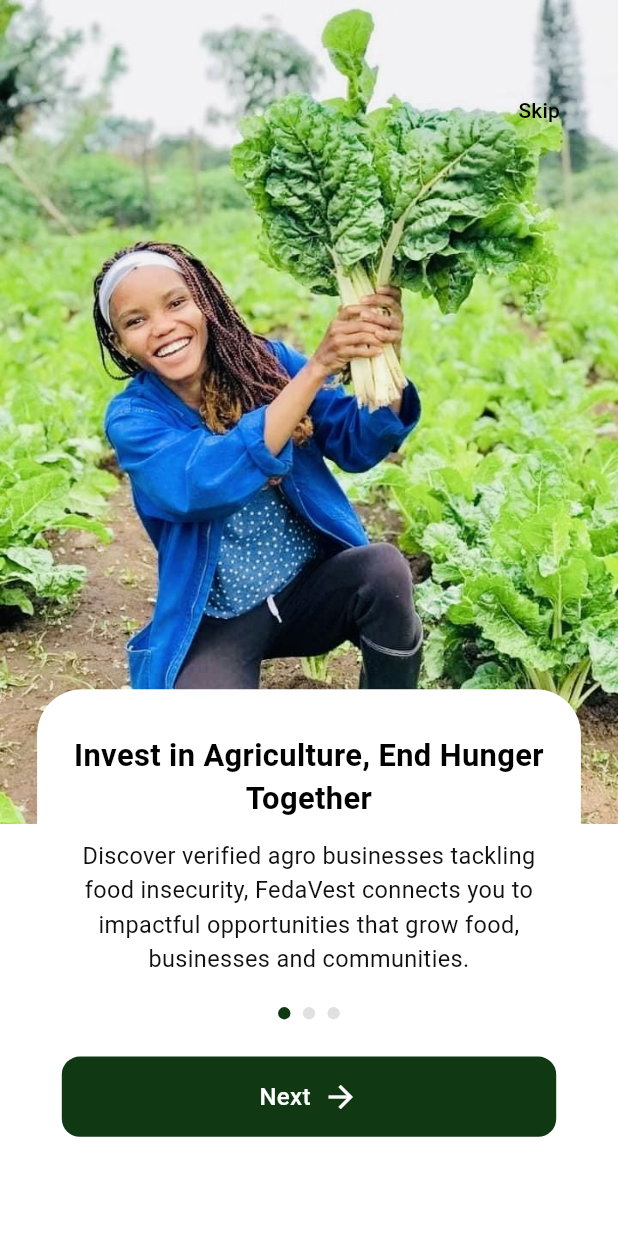
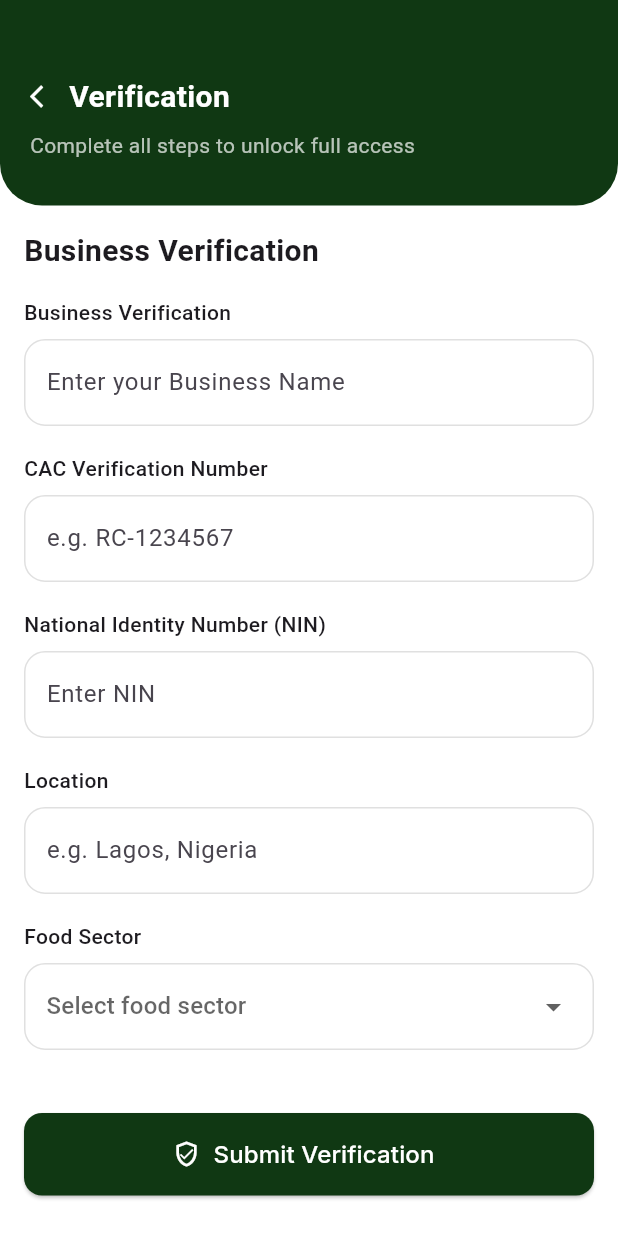
Before and after one commit to fedavest/Fedavest-Platform, a Flutter app: the screen it shows after launch, on a phone screen of 412 x 824 dp. Run offline on Flutter 3.47's test engine with Material 3 defaults, Android fonts, the phone set to English and light mode, and no system bars; our stand-ins replace google_fonts.

Commit message:
verification screen and dashboard

```diff
--- a/mobile/feda_vest_group_project/lib/constants/app_colors.dart
+++ b/mobile/feda_vest_group_project/lib/constants/app_colors.dart
@@ -6,4 +6,5 @@ class AppColors {
   static const Color foodSmeFontColor = Color(0xFF144718);
  static const Color setProfileContainerColor = Color(0xFFF8F8F8);
  static const Color appTextColor = Color(0xFF101010) ;
+ static const Color dashBoardYellow = Color(0xFFCCCC00) ;
 }
--- a/mobile/feda_vest_group_project/lib/main.dart
+++ b/mobile/feda_vest_group_project/lib/main.dart
@@ -1,5 +1,6 @@
 import 'package:feda_vest_group_project/global_widgets/bottom_nav.dart';
-import 'package:feda_vest_group_project/pages/bottomnav_pages/profile_screen.dart';
+import 'package:feda_vest_group_project/pages/bottomnav_pages/dashoard/verification.dart';
+import 'package:feda_vest_group_project/widgets/verifcation/verificationcenter.dart';
 import 'package:feda_vest_group_project/pages/auth/set_profile_screen.dart';
 import 'package:feda_vest_group_project/pages/auth/signin.dart';
 import 'package:feda_vest_group_project/pages/auth/signup.dart';
@@ -23,13 +24,16 @@ class MyApp extends StatelessWidget {
       theme: ThemeData(
         colorScheme: .fromSeed(seedColor: Colors.deepPurple),
       ),
-      initialRoute: '/onBoard1',
+    //  initialRoute: '/onBoard1',
+       initialRoute: '/verification',
       routes: {
         '/signUp':(context) => SignupScreen(),
         '/signIn':(context) => SignInScreen(),
         '/profileSetUp': (context)=> SetProfileScreen(),
         '/bottomNav':(context)=> BottomNav(),
-        '/onBoard1':(context)=> OnboardingScreen()
+        '/onBoard1':(context)=> OnboardingScreen(),
+        '/verificationCenter':(context)=> VerificationCenterScreen(),
+        '/verification':(context)=> VerificationFormScreen()
 
       }
     );
--- /dev/null
+++ b/mobile/feda_vest_group_project/lib/pages/bottomnav_pages/dashoard/verification.dart
@@ -0,0 +1,213 @@
+import 'package:feda_vest_group_project/constants/app_colors.dart';
+import 'package:feda_vest_group_project/global_widgets/app_text.dart';
+import 'package:flutter/material.dart';
+import 'package:flutter/material.dart';
+
+
+class VerificationFormScreen extends StatelessWidget {
+  const VerificationFormScreen({super.key});
+
+  @override
+  Widget build(BuildContext context) {
+    return Scaffold(
+      backgroundColor: Colors.white,
+      body: Column(
+        children: [
+
+          /// HEADER
+          Container(
+            padding: const EdgeInsets.only(
+                top: 50, left: 20, right: 20, bottom: 30),
+            decoration: const BoxDecoration(
+              color: AppColors.primaryColor,
+              borderRadius: BorderRadius.only(
+                bottomLeft: Radius.circular(28),
+                bottomRight: Radius.circular(28),
+              ),
+            ),
+            child: Column(
+              crossAxisAlignment: CrossAxisAlignment.start,
+              children:  [
+                Row(
+                  children: [
+                    GestureDetector(
+                      onTap: (){
+                        Navigator.pushReplacementNamed(context, '/bottomNav');
+                      },
+                      child: Icon(Icons.arrow_back_ios,
+                          color: Colors.white, size: 18),
+                    ),
+                    SizedBox(width: 8),
+                    Text(
+                      "Verification",
+                      style: TextStyle(
+                          color: Colors.white,
+                          fontSize: 20,
+                          fontWeight: FontWeight.bold),
+                    ),
+                  ],
+                ),
+                SizedBox(height: 8),
+                Text(
+                  "Complete all steps to unlock full access",
+                  style: TextStyle(color: Colors.white70),
+                )
+              ],
+            ),
+          ),
+
+          /// BODY
+          Expanded(
+            child: SingleChildScrollView(
+              padding: const EdgeInsets.all(16),
+              child: Column(
+                crossAxisAlignment: CrossAxisAlignment.start,
+                children: [
+
+                  const Text(
+                    "Business Verification",
+                    style: TextStyle(
+                        fontSize: 20, fontWeight: FontWeight.bold),
+                  ),
+
+                  const SizedBox(height: 16),
+
+                  /// REUSABLE INPUT FIELDS
+                  const AppInputField(
+                    label: "Business Verification",
+                    hintText: "Enter your Business Name",
+                  ),
+
+                  const AppInputField(
+                    label: "CAC Verification Number",
+                    hintText: "e.g. RC-1234567",
+                  ),
+
+                  const AppInputField(
+                    label: "National Identity Number (NIN)",
+                    hintText: "Enter NIN",
+                  ),
+
+                  const AppInputField(
+                    label: "Location",
+                    hintText: "e.g. Lagos, Nigeria",
+                  ),
+
+                  const AppInputField(
+                    label: "Food Sector",
+                    hintText: "Select food sector",
+                    isDropdown: true,
+                  ),
+
+                  const SizedBox(height: 24),
+
+                  /// SUBMIT BUTTON
+                  SizedBox(
+                    width: double.infinity,
+                    height: 55,
+                    child: ElevatedButton.icon(
+                      style: ElevatedButton.styleFrom(
+                        backgroundColor: AppColors.primaryColor,
+                        shape: RoundedRectangleBorder(
+                          borderRadius:
+                              BorderRadius.circular(12),
+                        ),
+                      ),
+                      onPressed: () {},
+                      icon:  Stack(
+                        children: [
+                          Icon(Icons.shield_outlined,color: Colors.white,size: 20,),
+                          Positioned(
+                            top:2 ,
+                            left: 2,
+                            right: 2,
+                            bottom: 2,
+                            child: Icon(Icons.check, color: Colors.white,size: 12,))
+                          ]),
+                      label: const AppText(
+                      text:   "Submit Verification",
+                        textSize: 16,
+                        color: Colors.white,
+                      ),
+                    ),
+                  )
+                ],
+              ),
+            ),
+          )
+        ],
+      ),
+    );
+  }
+}
+
+////////////////////////////////////////////////////////////
+/// ONE REUSABLE INPUT CONTAINER
+////////////////////////////////////////////////////////////
+
+class AppInputField extends StatelessWidget {
+  final String label;
+  final String hintText;
+  final bool isDropdown;
+
+  const AppInputField({
+    super.key,
+    required this.label,
+    required this.hintText,
+    this.isDropdown = false,
+  });
+
+  @override
+  Widget build(BuildContext context) {
+    return Padding(
+      padding: const EdgeInsets.only(bottom: 18),
+      child: Column(
+        crossAxisAlignment: CrossAxisAlignment.start,
+        children: [
+          Text(label,
+              style: const TextStyle(
+                  fontWeight: FontWeight.w500)),
+          const SizedBox(height: 8),
+          Container(
+            padding: const EdgeInsets.symmetric(
+                horizontal: 14, vertical: 4),
+            decoration: BoxDecoration(
+              color: Colors.white,
+              borderRadius: BorderRadius.circular(14),
+              border: Border.all(
+                  color: Colors.grey.shade300),
+            ),
+            child: isDropdown
+                ? DropdownButtonHideUnderline(
+                    child: DropdownButton<String>(
+                      isExpanded: true,
+                      hint: Text(hintText),
+                      items: const [
+                        DropdownMenuItem(
+                          value: "Agriculture",
+                          child: Text("Agriculture"),
+                        ),
+                        DropdownMenuItem(
+                          value: "Processing",
+                          child: Text("Processing"),
+                        ),
+                        DropdownMenuItem(
+                          value: "Distribution",
+                          child: Text("Distribution"),
+                        ),
+                      ],
+                      onChanged: (value) {},
+                    ),
+                  )
+                : TextField(
+                    decoration: InputDecoration(
+                      hintText: hintText,
+                      border: InputBorder.none,
+                    ),
+                  ),
+          ),
+        ],
+      ),
+    );
+  }
+}
--- a/mobile/feda_vest_group_project/lib/pages/bottomnav_pages/sme_dashboard.dart
+++ b/mobile/feda_vest_group_project/lib/pages/bottomnav_pages/sme_dashboard.dart
@@ -15,7 +15,7 @@ class SmeDashboardScreen extends StatelessWidget {
       body: SingleChildScrollView(
         child: Column(
           children: [
-            const AuthHeader(
+             AuthHeader(
               isDashboard: true,
              isSignupScreen: true,
               subheading: "GreenHarvest Foods",
```
Also changed, not shown: mobile/feda_vest_group_project/lib/widgets/dashboard_widgets/dashB_Mini_Container.dart (added, +24 -0 lines), mobile/feda_vest_group_project/lib/widgets/dashboard_widgets/dash_button_text.dart (added, +49 -0 lines), mobile/feda_vest_group_project/lib/widgets/dashboard_widgets/funding_card.dart (+3 -10 lines), mobile/feda_vest_group_project/lib/widgets/dashboard_widgets/readiness_card.dart (+3 -10 lines), mobile/feda_vest_group_project/lib/widgets/dashboard_widgets/verification_card.dart (+25 -23 lines), mobile/feda_vest_group_project/lib/widgets/verifcation/verificationcenter.dart (added, +371 -0 lines).
